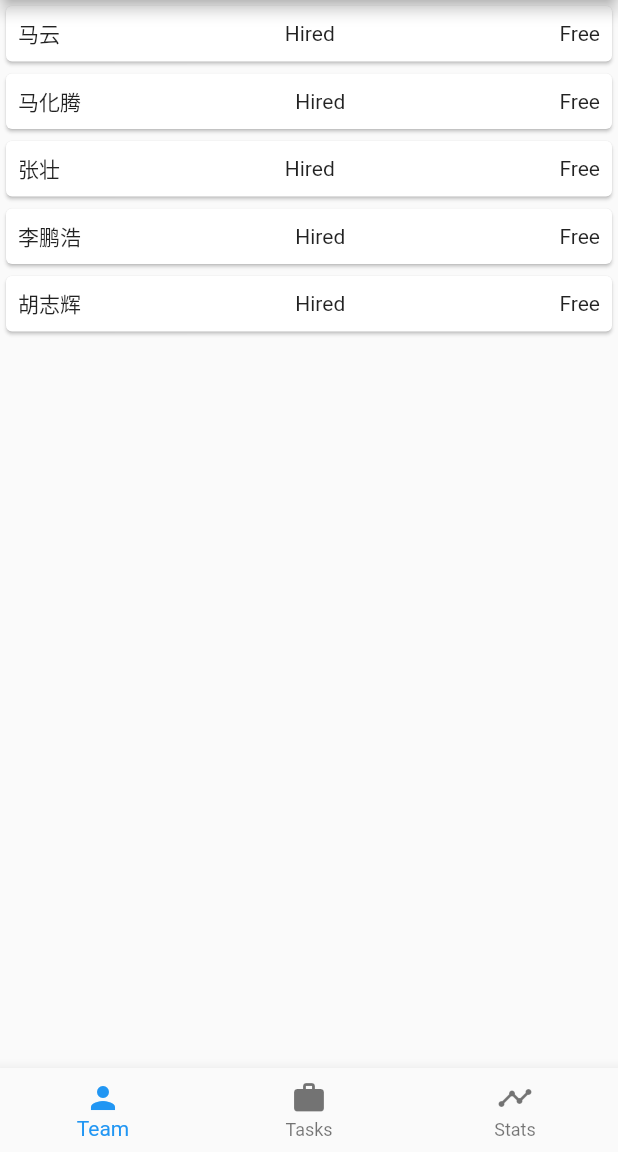
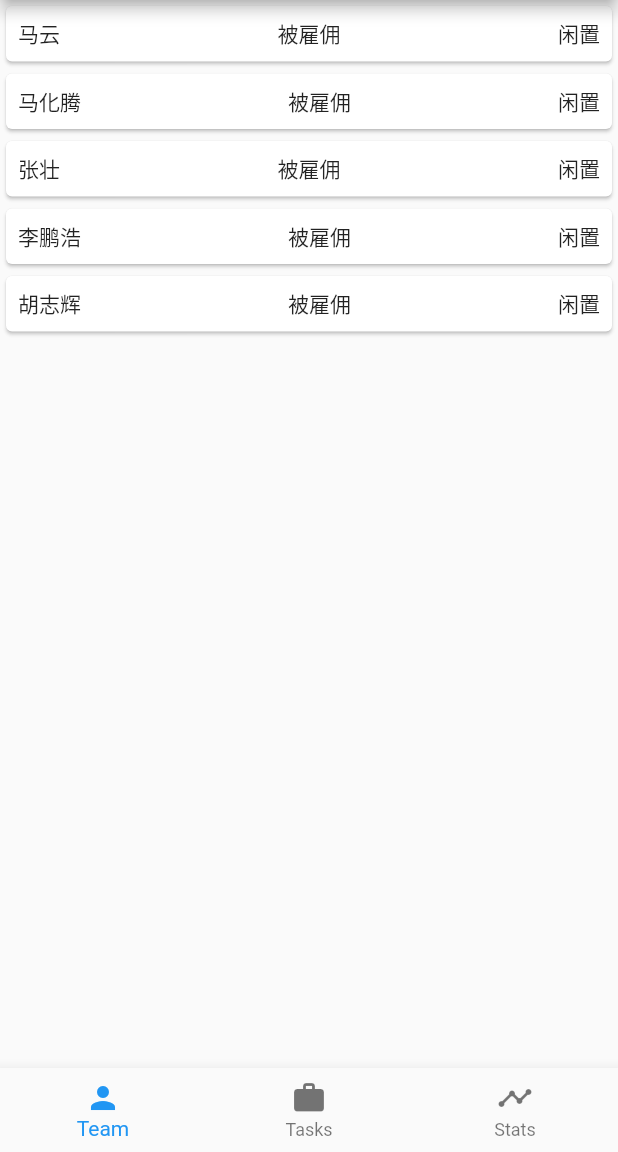
Before and after one commit to EditYJ/imitate_developer_quest, a Flutter app: the GameScreen screen opened by its route, on a phone screen of 412 x 824 dp, the part 84-1236 px from its top. Run offline on Flutter 3.47's test engine with Material 2 defaults, Android fonts, the phone set to English and light mode, and no system bars.

Commit message:
修复滑动pageView的时候下方导航栏无法切换到对应按钮的bug
1.更改了一些命名
2.上面两次临时保存主要去除了问题和问题池的概念 改为任务和任务池
3.任务由蓝图描述具体事项
4.添加拦路缺陷问题，任务完成过程中会出现这些问题，不解决的话会放慢任务速度。
5.去除队伍和队伍池，改为npc和npc池，以任务为单位选取npc组成小队完成任务

```diff
--- a/lib/src/game_screen.dart
+++ b/lib/src/game_screen.dart
@@ -16,7 +16,8 @@ class _GameScreenState extends State<GameScreen> {
   int _index = 0;
   final _controller = PageController();
 
-  GameScreenState() {
+  @override
+  void initState() {
     _controller.addListener(() {
       if (_controller.page.round() != _index) {
         setState(() {
@@ -24,6 +25,7 @@ class _GameScreenState extends State<GameScreen> {
         });
       }
     });
+    super.initState();
   }
 
   @override
--- a/lib/src/game_screen/npc_pool_page.dart
+++ b/lib/src/game_screen/npc_pool_page.dart
@@ -36,8 +36,8 @@ class NpcListItem extends StatelessWidget {
               mainAxisAlignment: MainAxisAlignment.spaceBetween,
               children: <Widget>[
                 Text(npc.name),
-                Text(npc.isHired ? 'Hired' : 'Not hired'),
-                Text(npc.isBusy ? 'Busy' : 'Free')
+                Text(npc.isHired ? '被雇佣' : '可被雇佣'),
+                Text(npc.isBusy ? '忙碌' : '闲置')
               ],
             ),
           ),
--- a/lib/src/game_screen/task_pool_page.dart
+++ b/lib/src/game_screen/task_pool_page.dart
@@ -1,5 +1,5 @@
 import 'package:flutter/material.dart';
-import 'package:imitate_developer_quest/src/gameloop_screen/list_item.dart';
+import 'package:imitate_developer_quest/src/game_screen/task_list_item.dart';
 import 'package:imitate_developer_quest/src/shared_state/game/task.dart';
 import 'package:imitate_developer_quest/src/shared_state/game/task_pool.dart';
 import 'package:imitate_developer_quest/src/shared_state/provider.dart';
--- a/lib/src/gameloop_screen.dart
+++ b/lib/src/gameloop_screen.dart
@@ -1,5 +1,5 @@
 import 'package:flutter/material.dart';
-import 'package:imitate_developer_quest/src/gameloop_screen/list_item.dart';
+import 'package:imitate_developer_quest/src/game_screen/task_list_item.dart';
 import 'package:imitate_developer_quest/src/shared_state/game/countdown_clock.dart';
 import 'package:imitate_developer_quest/src/shared_state/game/task_pool.dart';
 import 'package:imitate_developer_quest/src/shared_state/game/task.dart';
```
Also changed, not shown: lib/src/game_screen/task_list_item.dart (renamed from lib/src/gameloop_screen/list_item.dart).
